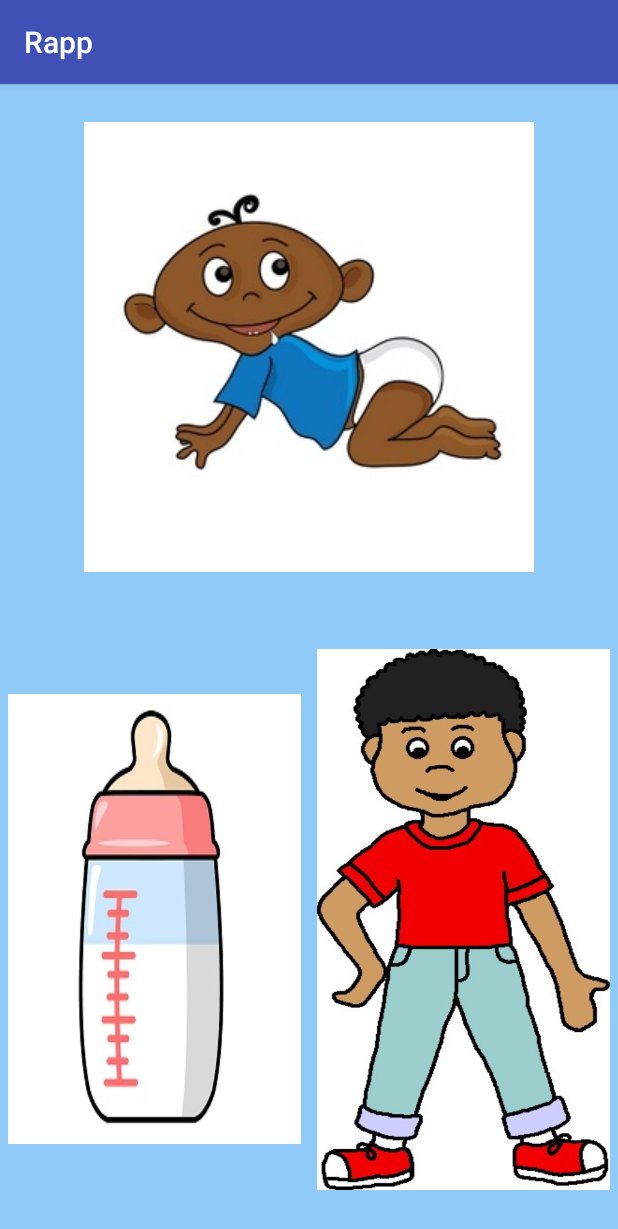
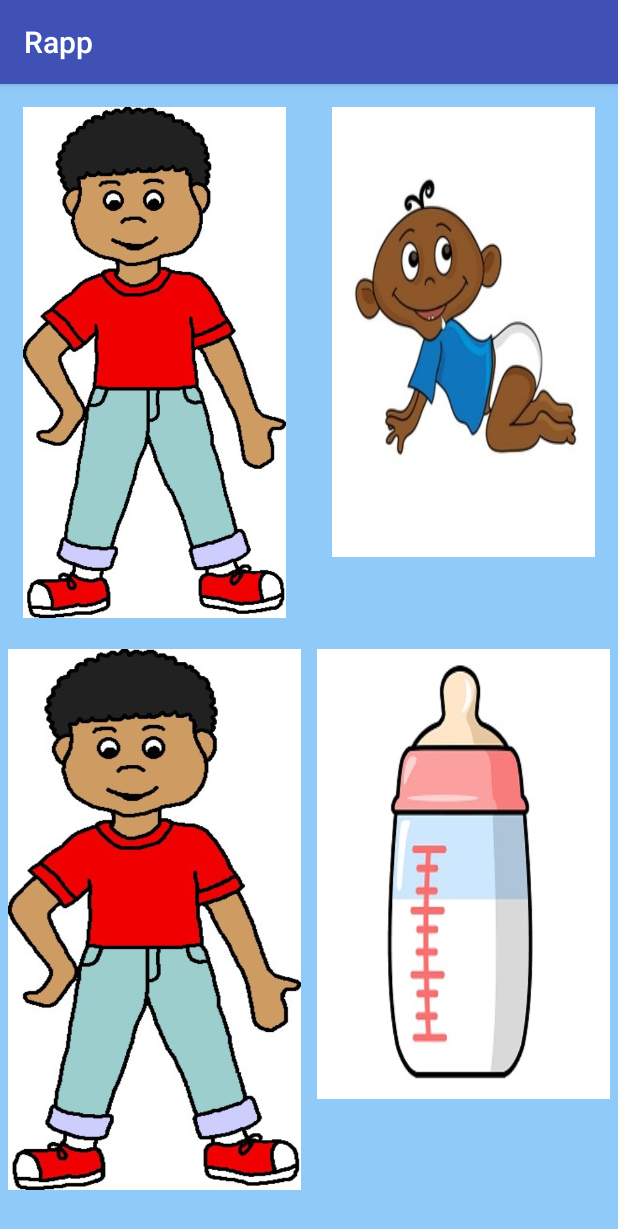
Before and after one commit to 2016AndroidAppProject/Rapp, an Android app: the questionsController screen opened directly, with no data from a screen before it, on a phone screen of 412 x 824 dp. Shown: the top 1229 px of the screen. Run offline under Robolectric (Android 15) with nearby library versions, the phone set to English and light mode, and no system bars; 5 statements that could not run were skipped.

Commit message:
Adding in mechanics to randomize order of questions (BUT NOT PRACTICE QUESTIONS!)

```diff
--- a/app/src/main/java/com/example/nick/rapp/currentQuestionData.java
+++ b/app/src/main/java/com/example/nick/rapp/currentQuestionData.java
@@ -1,9 +1,6 @@
 package com.example.nick.rapp;
 
 import android.content.Context;
-import android.os.Environment;
-
-import java.io.File;
 
 /**
  * Created by Nick on 6/23/2016.
@@ -25,8 +22,12 @@ public class currentQuestionData {
     int currentSelection;
     int numPosAnswer;
     String currentQtype;
-    int currentQuestion;
+    int currentIndex;
 
+
+    //these two arrays hold the randomized integer arrays that determine the question order.
+    int[] practiceList;
+    int[] questionList;
 
 
 
@@ -35,19 +36,48 @@ public class currentQuestionData {
     //AND WILL BE OBTAINED VIA QUERY FROM THE DATABASE
     int testSize;
 
+    //This value indicates how many practice items are in the test
+    int numPractice;
+
+    public int getNumPractice() {
+        return numPractice;
+    }
+
+    public void setNumPractice(int numPractice) {
+        this.numPractice = numPractice;
+    }
     //WILL NEED TO BE CHANGED TO ALLOW FOR DIFFERENT TESTS TO BE PUT IN
 
 
     public currentQuestionData(int correctAnswer, int currentSelection,
-                               int numPosAnswer, String currentQtype, int currentQuestion
-                                , int testSize) {
+                               int numPosAnswer, String currentQtype, int currentIndex
+                                , int testSize, int numPractice, int[] practiceList, int[] questionList) {
         this.correctAnswer = correctAnswer;
         this.currentSelection = currentSelection;
         this.numPosAnswer = numPosAnswer;
         this.currentQtype = currentQtype;
-        this.currentQuestion = currentQuestion;
+        this.currentIndex = currentIndex;
         this.testSize = testSize;
+        this.numPractice = numPractice;
+        this.practiceList = practiceList;
+        this.questionList = questionList;
 
+    }
+
+    public int[] getPracticeList() {
+        return practiceList;
+    }
+
+    public void setPracticeList(int[] practiceList) {
+        this.practiceList = practiceList;
+    }
+
+    public int[] getQuestionList() {
+        return questionList;
+    }
+
+    public void setQuestionList(int[] questionList) {
+        this.questionList = questionList;
     }
 
 
@@ -55,7 +85,7 @@ public class currentQuestionData {
     // that it is ready to hold data when we initialize it in another class.
     // It is first initialized in the login screen.java class.
     private static final currentQuestionData CURRENT_QUESTION_DATA =
-            new currentQuestionData(0, 0, 0, "Practice", 0, 22);
+            new currentQuestionData(0, 0, 4, "Practice", 0, 24, 2, null, null);
 
     public static currentQuestionData getInstance() {return CURRENT_QUESTION_DATA;}
 
@@ -68,7 +98,7 @@ public class currentQuestionData {
     }
 
     public int getQuestionNum(){
-        return this.currentQuestion;
+        return this.currentIndex;
     }
 
     public int getCorrectAnswer() {
@@ -106,13 +136,17 @@ public class currentQuestionData {
 
 
 
-    public int getCurrentQuestion() {
-        return currentQuestion;
+    public int getCurrentIndex() {
+        return currentIndex;
+    }
+
+    public void setCurrentIndex(int currentIndex) {
+        this.currentIndex = currentIndex;
     }
 
     public void nextQuestion() {
 
-        this.currentQuestion++;
+        this.currentIndex++;
     }
 
     // boolean nextQEmpty?
--- a/app/src/main/java/com/example/nick/rapp/questionsController.java
+++ b/app/src/main/java/com/example/nick/rapp/questionsController.java
@@ -1,25 +1,24 @@
 package com.example.nick.rapp;
 
 import android.content.Intent;
-import android.content.res.Resources;
-import android.graphics.drawable.Drawable;
 import android.media.MediaPlayer;
 import android.net.Uri;
+import android.os.Bundle;
 import android.support.v7.app.AppCompatActivity;
-import android.os.Bundle;
-import android.text.Layout;
 import android.util.Log;
 import android.view.View;
+import android.view.ViewGroup;
 import android.widget.Button;
+import android.widget.LinearLayout;
 import android.widget.RadioButton;
-import android.widget.TextView;
+import android.widget.RelativeLayout;
 import android.widget.Toast;
 
 import com.google.android.gms.appindexing.Action;
 import com.google.android.gms.appindexing.AppIndex;
 import com.google.android.gms.common.api.GoogleApiClient;
 
-import java.io.File;
+import java.util.Arrays;
 import java.util.Random;
 
 
@@ -41,18 +40,43 @@ public class questionsController extends AppCompatActivity {
     Intent proceedIntent;
     Button answerButton;
     currentQuestionData question;
+
+    //the values for the button visuals and the buttons themselves in the test layout.
     View opt1;
     View opt2;
     View opt3;
-    int currentQNum = question.getInstance().getQuestionNum();
+    View opt4;
+    RadioButton opt1but;
+    RadioButton opt2but;
+    RadioButton opt3but;
+    RadioButton opt4but;
 
-    //integer n is used as a random number to shuffle the answers
+
+    //values that describe which question we are on, how many possible answers the questions have, and
+    //an array of integers that determines that order of questions.
+    int currentQIndex;
+
+    int currentQNum;
+
+    int numPosAnswers;
+    int[] practiceList;
+    int[] questionList;
+
+    //integer n is used as a random number to shuffle the position of the buttons on the screen
     int n;
+
+    //integer testSize is used to say how big the test should be. It is obtained from the testsize
+    //quality of the question data in the oncreate method.
+    int testSize;
 
     //integer audID is used as an identifier for our audio files
     int audID;
 
     MediaPlayer mp;
+
+
+    //this simple boolean prevents the index of the question from incrementing when we first load the questions
+    boolean firstQuestion;
 
 
     /**
@@ -62,15 +86,140 @@ public class questionsController extends AppCompatActivity {
     private GoogleApiClient client;
 
 
+    //A helper method to produce the random list of practice questions and questions.
+    //the length of the array is dictated by the test length feature of the question data singleton.
+    //the array consists of every integer from 1 to test length, randomly organized.
+
+    //must include special functionality for practice questions
+
+    private void getQuestionList(){
+        questionList = new int[testSize];
+        int j = 1;
+        for (int i = 0; i < testSize; i++){
+            questionList[i] = j;
+            j++;
+        }
+        getPracticeArray();
+        question.getInstance().setPracticeList(practiceList);
+        System.out.println("Practice list copied: " + Arrays.toString(question.getInstance().getPracticeList()));
+
+        shuffleArray(questionList);
+        System.out.println("Test list after shuffle: " + Arrays.toString(questionList));
+
+        int[] finalQuestionList = new int[testSize];
+
+        int numPracticeItems = this.question.getInstance().getNumPractice();
+        System.arraycopy(practiceList, 0, finalQuestionList, 0, numPracticeItems);
+        System.arraycopy(questionList, 0, finalQuestionList, numPracticeItems, questionList.length);
+
+
+        questionList = finalQuestionList;
+
+        question.getInstance().setQuestionList(questionList);
+        System.out.println("Final: " + Arrays.toString(question.getInstance().getQuestionList()));
+
+
+
+
+
+    }
+
+
+    private void getPracticeArray(){
+
+        //copies the proper number of question numbers from the question List
+        //to the practice list depending on the amount of practice items.
+        int numPracticeItems = this.question.getInstance().getNumPractice();
+
+        practiceList = new int[numPracticeItems];
+        System.out.println("The number of practice items is " + numPracticeItems);
+        System.arraycopy(questionList, 0, practiceList,
+                0, numPracticeItems);
+
+        System.out.println("Practice list: " + Arrays.toString(question.getInstance().getPracticeList()));
+
+        int[] newQuestionList = new int[questionList.length - numPracticeItems];
+        System.arraycopy(questionList, numPracticeItems, // from array[removeEnd]
+                newQuestionList, 0,            // to array[removeStart]
+                questionList.length - numPracticeItems);
+
+        questionList = newQuestionList;
+
+        System.out.println("Test list before shuffle: " + Arrays.toString(questionList));
+
+
+    }
+
+    static void shuffleArray(int[] ar)
+    {
+
+
+
+        // If running on Java 6 or older, use `new Random()` on RHS here
+        Random rnd = new Random();
+        for (int i = ar.length - 1; i > 0; i--)
+        {
+            int index = rnd.nextInt(i + 1);
+            // Simple swap
+            int a = ar[index];
+            ar[index] = ar[i];
+            ar[i] = a;
+        }
+    }
+
+    public void findCurrentQNum(){
+        currentQNum = this.questionList[currentQIndex];
+    }
+
+
+
+
+
+
+    //On create, the activity needs to get the number of possible answers and either keep the default layout (3)
+    //or add a 4th layout if needed if the numPosAnswers is 4.
     @Override
     protected void onCreate(Bundle savedInstanceState) {
         super.onCreate(savedInstanceState);
         setContentView(R.layout.testquestions_screen);
 
 
+        testSize = question.getInstance().getTestSize();
+        getQuestionList();
+        question.getInstance().setCurrentIndex(0);
+
+        firstQuestion = true;
+
         opt1 = (View) findViewById(R.id.opt1pic);
         opt2 = (View) findViewById(R.id.opt2pic);
         opt3 = (View) findViewById(R.id.opt3pic);
+
+        opt1but = (RadioButton) findViewById(R.id.opt1);
+        opt2but = (RadioButton) findViewById(R.id.opt2);
+        opt3but = (RadioButton) findViewById(R.id.opt3);
+
+        numPosAnswers = question.getInstance().getNumPosAnswer();
+
+        if (numPosAnswers == 4){
+
+            LinearLayout top = (LinearLayout) findViewById(R.id.top);
+            RelativeLayout opt3Layout = (RelativeLayout) findViewById(R.id.opt3layout);
+            RelativeLayout opt4Layout = (RelativeLayout) findViewById(R.id.opt4layout);
+            LinearLayout.LayoutParams params = new LinearLayout.LayoutParams(ViewGroup.LayoutParams.MATCH_PARENT, ViewGroup.LayoutParams.MATCH_PARENT, 0.5f);
+            top.removeView(opt3Layout);
+            top.removeView(opt4Layout);
+            top.addView(opt3Layout, params);
+            top.addView(opt4Layout, params);
+
+
+
+
+            opt4 = (View) findViewById(R.id.opt4pic);
+            opt4but = (RadioButton) findViewById(R.id.opt4);
+            opt4.setSoundEffectsEnabled(false);
+
+
+        }
 
 
         opt1.setSoundEffectsEnabled(false);
@@ -101,14 +250,64 @@ public class questionsController extends AppCompatActivity {
         client = new GoogleApiClient.Builder(this).addApi(AppIndex.API).build();
     }
 
+
+
+
+
+
+
+
+
+
+
+
+
+
+
+
+
+
+
+
+
     public void performOnEnd(){
         audID = this.getResources().getIdentifier("a" + currentQNum, "raw", this.getPackageName());
         mp = MediaPlayer.create(this, audID);
         mp.start();
+        mp.setOnCompletionListener(new MediaPlayer.OnCompletionListener() {
+
+            @Override
+            public void onCompletion(MediaPlayer mp) {
+                enableButtons();
+            }
+        });
+
     }
 
     public void proceedOnEnd(){
+
+        enableButtons();
         loadQuestion();
+    }
+
+    public void disableButtons(){
+        opt1but.setEnabled(false);
+        opt2but.setEnabled(false);
+        opt3but.setEnabled(false);
+
+        if (numPosAnswers == 4){
+            opt4but.setEnabled(false);
+        }
+    }
+
+    public void enableButtons(){
+        opt1but.setEnabled(true);
+        opt2but.setEnabled(true);
+        opt3but.setEnabled(true);
+
+        if (numPosAnswers == 4){
+            opt4but.setEnabled(true);
+        }
     }
 
 
@@ -129,20 +328,27 @@ public class questionsController extends AppCompatActivity {
 
 
 
+        if (firstQuestion == false) {
+            question.getInstance().nextQuestion();
+        } else {
+            firstQuestion = false;
+        }
 
-        question.getInstance().nextQuestion();
-        currentQNum = question.getInstance().getQuestionNum();
-        Log.d("currentQuestion", "The current question is " + currentQNum);
+
+        currentQIndex = question.getInstance().getQuestionNum();
+        findCurrentQNum();
+        Log.d("currentIndex", "The current question is " + currentQNum + " located at " + currentQIndex);
 
         //THIS WILL BE REMOVED AND REPLACED WITH A QUERY TO SEE IF PROBLEM IS PRACTICE IN DATABASE
-        if ((currentQNum == 1) || (currentQNum == 2)){
+        if ((currentQIndex == 0) || (currentQIndex == 1)){
             question.getInstance().setCurrentQtype("Practice");
         } else  {
             question.getInstance().setCurrentQtype("Test");
         }
 
         audID = this.getResources().getIdentifier("a" + currentQNum, "raw", this.getPackageName());
-        if (currentQNum == 1){
+        if (currentQIndex == 0){
+            disableButtons();
             mp = MediaPlayer.create(this, R.raw.practiceiteminstructions);
             mp.start();
             mp.setOnCompletionListener(new MediaPlayer.OnCompletionListener() {
@@ -152,9 +358,21 @@ public class questionsController extends AppCompatActivity {
                     performOnEnd();
                 }
             });
-        }  else {
+        }
+
+
+
+        else {
+            disableButtons();
             mp = MediaPlayer.create(this, audID);
             mp.start();
+            mp.setOnCompletionListener(new MediaPlayer.OnCompletionListener() {
+
+                @Override
+                public void onCompletion(MediaPlayer mp) {
+                    enableButtons();
+                }
+            });
         }
 
 
@@ -176,17 +394,66 @@ public class questionsController extends AppCompatActivity {
 
 
 
+        if (numPosAnswers == 4){
+            int pic4id = this.getResources().getIdentifier("p" + currentQNum + "d", "drawable", this.getPackageName());
+            Random rand = new Random();
+            int prevn = n;
+            while (n == prevn){
+                n = rand.nextInt(3) + 1;
+            }
+
+            switch (n){
+                case 1 :
+                    opt1.setBackground(getResources().getDrawable(pic1id));
+                    opt2.setBackground(getResources().getDrawable(pic2id));
+                    opt3.setBackground(getResources().getDrawable(pic3id));
+                    opt4.setBackground(getResources().getDrawable(pic4id));
+                    question.getInstance().setCorrectAnswer(2);
+
+                    mp.start();
+                    break;
+                case 2:
+                    opt1.setBackground(getResources().getDrawable(pic4id));
+                    opt2.setBackground(getResources().getDrawable(pic3id));
+                    opt3.setBackground(getResources().getDrawable(pic1id));
+                    opt4.setBackground(getResources().getDrawable(pic2id));
+                    question.getInstance().setCorrectAnswer(4);
+
+                    mp.start();
+                    break;
+                case 3:
+                    opt1.setBackground(getResources().getDrawable(pic2id));
+                    opt2.setBackground(getResources().getDrawable(pic1id));
+                    opt3.setBackground(getResources().getDrawable(pic4id));
+                    opt4.setBackground(getResources().getDrawable(pic3id));
+                    question.getInstance().setCorrectAnswer(1);
+
+                    mp.start();
+                    break;
+                case 4:
+                    opt1.setBackground(getResources().getDrawable(pic3id));
+                    opt2.setBackground(getResources().getDrawable(pic4id));
+                    opt3.setBackground(getResources().getDrawable(pic2id));
+                    opt4.setBackground(getResources().getDrawable(pic1id));
+                    question.getInstance().setCorrectAnswer(3);
+
+                    mp.start();
+                    break;
+            }
+
+        } else if (numPosAnswers == 3) {
+
 
             Random rand = new Random();
 
             int prevn = n;
-        while (n == prevn){
+            while (n == prevn) {
                 n = rand.nextInt(3) + 1;
             }
-        Log.d("random", "current random number is " + n);
+
 
             switch (n) {
-            case 1 :
+                case 1:
                     opt1.setBackground(getResources().getDrawable(pic1id));
                     opt2.setBackground(getResources().getDrawable(pic2id));
                     opt3.setBackground(getResources().getDrawable(pic3id));
@@ -209,6 +476,7 @@ public class questionsController extends AppCompatActivity {
                     question.getInstance().setCorrectAnswer(1);
                     Log.d("answer", "current correct answer is " + question.getInstance().getCorrectAnswer());
                     break;
+            }
         }
 
 
@@ -241,13 +509,13 @@ public class questionsController extends AppCompatActivity {
                     if ((question.getInstance().getCorrectAnswer() == 1) ||
                      (question.getInstance().getCurrentQtype() != "Practice")) {
 
-                        if (currentQNum == question.getInstance().getTestSize()) {
+                        if (currentQIndex == (testSize - 1)) {
                             //go to last activity
                             //RECORD RESULTS HERE
                             startActivity(proceedIntent);
-                        } else if (currentQNum == 2){
+                        } else if (currentQIndex == 1){
 
-
+                                    disableButtons();
                                     mp = MediaPlayer.create(this, R.raw.transitiontotestitems);
                                     mp.start();
                                     mp.setOnCompletionListener(new MediaPlayer.OnCompletionListener() {
@@ -277,13 +545,13 @@ public class questionsController extends AppCompatActivity {
                     if ((question.getInstance().getCorrectAnswer() == 2) ||
                             (question.getInstance().getCurrentQtype() != "Practice")) {
 
-                        if (currentQNum == question.getInstance().getTestSize()) {
+                        if (currentQIndex == (testSize - 1)) {
                             //go to last activity
                             //RECORD RESULTS HERE
                             startActivity(proceedIntent);
-                        } else if (currentQNum == 2){
+                        } else if (currentQIndex == 1){
 
-
+                            disableButtons();
                             mp = MediaPlayer.create(this, R.raw.transitiontotestitems);
                             mp.start();
                             mp.setOnCompletionListener(new MediaPlayer.OnCompletionListener() {
@@ -316,13 +584,13 @@ public class questionsController extends AppCompatActivity {
                             (question.getInstance().getCurrentQtype() != "Practice")) {
 
 
-                        if (currentQNum == question.getInstance().getTestSize()) {
+                        if (currentQIndex == (testSize - 1)) {
                             //go to last activity
                             //RECORD RESULTS HERE
                             startActivity(proceedIntent);
-                        } else if (currentQNum == 2){
+                        } else if (currentQIndex == 1){
 
-
+                            disableButtons();
                             mp = MediaPlayer.create(this, R.raw.transitiontotestitems);
                             mp.start();
                             mp.setOnCompletionListener(new MediaPlayer.OnCompletionListener() {
@@ -337,6 +605,41 @@ public class questionsController extends AppCompatActivity {
 
 
                             //                processes that occur when correct answer is chosen
+
+                            loadQuestion();
+                        }
+                    } else {
+                        Toast.makeText(getApplicationContext(), "Incorrect, please try again", Toast.LENGTH_SHORT).show();
+                        mp = MediaPlayer.create(this, R.raw.tryagain);
+                        mp.start();
+                    }
+                    break;
+                case R.id.opt4:
+                    if ((question.getInstance().getCorrectAnswer() == 4) ||
+                            (question.getInstance().getCurrentQtype() != "Practice")) {
+
+
+                        if (currentQIndex == (testSize - 1)) {
+                            //go to last activity
+                            //RECORD RESULTS HERE
+                            startActivity(proceedIntent);
+                        } else if (currentQIndex == 1){
+
+                            disableButtons();
+                            mp = MediaPlayer.create(this, R.raw.transitiontotestitems);
+                            mp.start();
+                            mp.setOnCompletionListener(new MediaPlayer.OnCompletionListener() {
+
+                                @Override
+                                public void onCompletion(MediaPlayer mp) {
+                                    proceedOnEnd();
+                                }
+                            });
+
+                        } else {
+
+
+                            //                processes that occur when correct answer is chosen on a normal question
 
                             loadQuestion();
                         }
--- a/app/src/main/res/layout/testquestions_screen.xml
+++ b/app/src/main/res/layout/testquestions_screen.xml
@@ -13,24 +13,26 @@
     <!--This layout is part of the view component of the model-view-controller design.-->
 
     <LinearLayout
+        android:id="@+id/top"
         android:orientation="horizontal"
         android:layout_width="match_parent"
         android:layout_height="match_parent"
-        android:layout_weight="4.5">
+        android:layout_weight="4.5"
+        >
 
         <RelativeLayout
+            android:id="@+id/opt3layout"
             android:layout_width="match_parent"
             android:layout_height="match_parent"
-            android:layout_margin="10dp"
-            android:weightSum="1">
 
-            <RelativeLayout
-                android:layout_width="match_parent"
-                android:layout_height="match_parent"
-                android:layout_centerHorizontal="true"
-                android:layout_alignParentTop="false"
-                android:layout_alignParentBottom="false"
-                android:layout_weight="0.5">
+            android:layout_alignParentLeft="true"
+            android:layout_alignParentStart="false"
+            android:layout_alignParentRight="true"
+            android:layout_alignParentEnd="false">
+
+            <!--android:layout_centerHorizontal="true"-->
+            <!--android:layout_alignParentTop="false"-->
+            <!--android:layout_alignParentBottom="false"-->
 
             <RadioButton
                 android:id="@+id/opt3pic"
@@ -64,6 +66,41 @@
                 android:layout_margin="7dp" />
 
         </RelativeLayout>
+
+        <RelativeLayout
+            android:id="@+id/opt4layout"
+
+            android:layout_width="match_parent"
+            android:layout_height="match_parent"
+
+            >
+
+            <RadioButton
+                android:id="@+id/opt4pic"
+                android:orientation="vertical"
+                android:layout_width="wrap_content"
+                android:layout_height="wrap_content"
+                android:onClick="doNothing"
+                android:button="@null"
+                android:background="@drawable/p1a"
+                android:layout_alignParentTop="false"
+                android:layout_centerHorizontal="true"
+                android:layout_margin="15dp" />
+
+            <RadioButton
+                android:id="@+id/opt4"
+                android:layout_width="wrap_content"
+                android:layout_height="wrap_content"
+                android:onClick="answer"
+                android:button="@null"
+                android:checked="false"
+                android:layout_centerVertical="true"
+                android:layout_centerHorizontal="true"
+                android:layout_alignTop="@+id/opt4pic"
+                android:layout_alignBottom="@+id/opt4pic"
+                android:layout_alignLeft="@+id/opt4pic"
+                android:layout_alignRight="@+id/opt4pic"
+                android:layout_margin="7dp" />
         </RelativeLayout>
 
     </LinearLayout>
```
Lines whose indentation alone changed are shown as unchanged.
